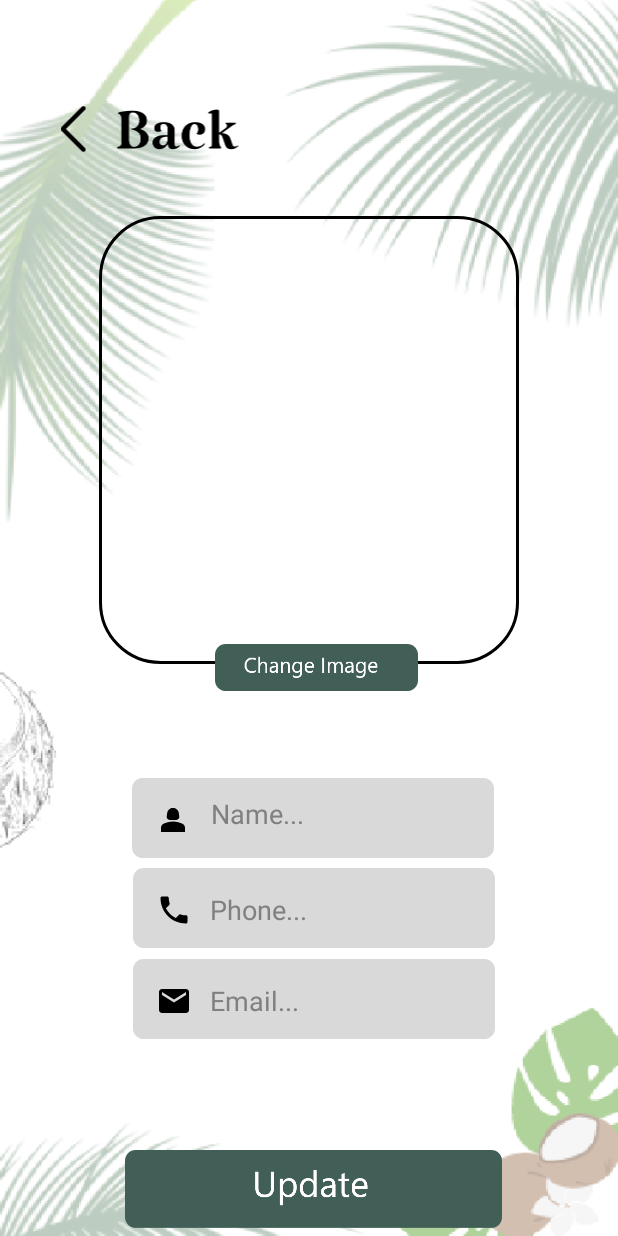
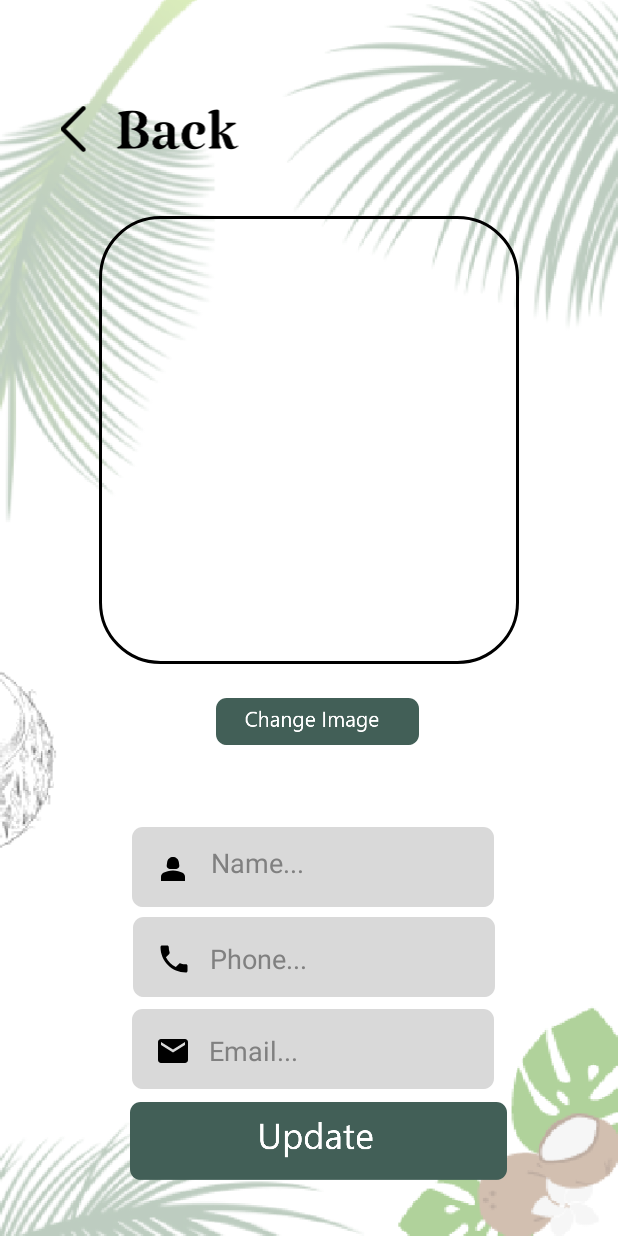
Before and after one commit to Selitha98/coconut-diseeases-identification-mobileapp, an Android app: the User_Edit screen opened directly, with no data from a screen before it, on a phone screen of 412 x 824 dp. Run offline under Robolectric (Android 15) with nearby library versions, the phone set to English and light mode, and no system bars; our stand-ins replace Firebase (no records; nobody signed in at launch, a user with empty details on screens opened directly); pictures from the network do not load.

Commit message:
Updated with Image

```diff
--- a/app/src/main/res/layout/activity_user_edit.xml
+++ b/app/src/main/res/layout/activity_user_edit.xml
@@ -47,26 +47,11 @@
 
         <ImageView
             android:id="@+id/updateUserImage"
-            android:layout_width="247dp"
-            android:layout_height="271dp"
+            android:layout_width="214dp"
+            android:layout_height="214dp"
             tools:srcCompat="@tools:sample/avatars" />
 
     </FrameLayout>
-
-    <ImageButton
-        android:id="@+id/imageButton12"
-        android:layout_width="185dp"
-        android:layout_height="wrap_content"
-        android:layout_alignParentStart="true"
-        android:layout_alignParentTop="true"
-        android:layout_alignParentEnd="true"
-        android:layout_alignParentBottom="true"
-        android:layout_marginStart="118dp"
-        android:layout_marginTop="429dp"
-        android:layout_marginEnd="108dp"
-        android:layout_marginBottom="363dp"
-        android:background="@null"
-        app:srcCompat="@drawable/change_image_btn" />
 
 
     <ImageView
@@ -78,18 +63,8 @@
         android:layout_alignParentBottom="true"
         android:layout_marginStart="81dp"
         android:layout_marginEnd="76dp"
-        android:layout_marginBottom="252dp"
+        android:layout_marginBottom="219dp"
         app:srcCompat="@drawable/bgfileds" />
-
-    <ImageView
-        android:id="@+id/imageView9"
-        android:layout_width="wrap_content"
-        android:layout_height="wrap_content"
-        android:layout_alignStart="@+id/imageView8"
-        android:layout_alignBottom="@+id/imageView8"
-        android:layout_marginStart="22dp"
-        android:layout_marginBottom="13dp"
-        app:srcCompat="@drawable/baseline_person_2_24" />
 
     <EditText
         android:id="@+id/updateUserName"
@@ -112,6 +87,28 @@
         android:textColorHint="#808080" />
 
     <ImageView
+        android:id="@+id/imageView9"
+        android:layout_width="wrap_content"
+        android:layout_height="wrap_content"
+        android:layout_alignStart="@+id/imageView8"
+        android:layout_alignBottom="@+id/imageView8"
+        android:layout_marginStart="22dp"
+        android:layout_marginBottom="13dp"
+        app:srcCompat="@drawable/baseline_person_2_24" />
+
+    <ImageView
+        android:id="@+id/imageView12"
+        android:layout_width="254dp"
+        android:layout_height="wrap_content"
+        android:layout_alignParentStart="true"
+        android:layout_alignParentEnd="true"
+        android:layout_alignParentBottom="true"
+        android:layout_marginStart="81dp"
+        android:layout_marginEnd="76dp"
+        android:layout_marginBottom="98dp"
+        app:srcCompat="@drawable/bgfileds" />
+
+    <ImageView
         android:id="@+id/imageView10"
         android:layout_width="254dp"
         android:layout_height="wrap_content"
@@ -120,7 +117,7 @@
         android:layout_alignParentBottom="true"
         android:layout_marginStart="82dp"
         android:layout_marginEnd="75dp"
-        android:layout_marginBottom="192dp"
+        android:layout_marginBottom="159dp"
         app:srcCompat="@drawable/bgfileds" />
 
     <EditText
@@ -153,28 +150,6 @@
         android:layout_marginBottom="13dp"
         app:srcCompat="@drawable/baseline_local_phone_24" />
 
-    <ImageView
-        android:id="@+id/imageView12"
-        android:layout_width="254dp"
-        android:layout_height="wrap_content"
-        android:layout_alignParentStart="true"
-        android:layout_alignParentEnd="true"
-        android:layout_alignParentBottom="true"
-        android:layout_marginStart="82dp"
-        android:layout_marginEnd="75dp"
-        android:layout_marginBottom="131dp"
-        app:srcCompat="@drawable/bgfileds" />
-
-    <ImageView
-        android:id="@+id/imageView13"
-        android:layout_width="wrap_content"
-        android:layout_height="wrap_content"
-        android:layout_alignStart="@+id/imageView12"
-        android:layout_alignBottom="@+id/imageView12"
-        android:layout_marginStart="22dp"
-        android:layout_marginBottom="13dp"
-        app:srcCompat="@drawable/baseline_email_24" />
-
     <TextView
         android:id="@+id/updateUserEmail"
         android:layout_width="181dp"
@@ -193,9 +168,18 @@
         android:hint="Email..."
         android:inputType="textEmailAddress"
         android:textColor="#000000"
-        android:textSize="18sp"
-        android:textColorHint="#808080" />
+        android:textColorHint="#808080"
+        android:textSize="18sp" />
 
+    <ImageView
+        android:id="@+id/imageView13"
+        android:layout_width="wrap_content"
+        android:layout_height="wrap_content"
+        android:layout_alignStart="@+id/imageView12"
+        android:layout_alignBottom="@+id/imageView12"
+        android:layout_marginStart="22dp"
+        android:layout_marginBottom="13dp"
+        app:srcCompat="@drawable/baseline_email_24" />
 
 
     <ImageButton
@@ -205,11 +189,26 @@
         android:layout_alignParentStart="true"
         android:layout_alignParentEnd="true"
         android:layout_alignParentBottom="true"
-        android:layout_marginStart="37dp"
-        android:layout_marginEnd="31dp"
-        android:layout_marginBottom="5dp"
+        android:layout_marginStart="40dp"
+        android:layout_marginEnd="28dp"
+        android:layout_marginBottom="37dp"
         android:background="@null"
         app:srcCompat="@drawable/update_btn" />
 
+    <ImageButton
+        android:id="@+id/imageUploadbtn"
+        android:layout_width="180dp"
+        android:layout_height="82dp"
+        android:layout_above="@+id/imageView8"
+        android:layout_alignParentStart="true"
+        android:layout_alignParentTop="true"
+        android:layout_alignParentEnd="true"
+        android:layout_marginStart="112dp"
+        android:layout_marginTop="417dp"
+        android:layout_marginEnd="101dp"
+        android:layout_marginBottom="7dp"
+        android:background="@null"
+        app:srcCompat="@drawable/change_image_btn" />
+
 
 </RelativeLayout>
```
Also changed, not shown: app/src/main/java/com/example/coco/Register.java (+19 -1 lines), app/src/main/java/com/example/coco/User_Account.java (+9 -1 lines), app/src/main/java/com/example/coco/User_Edit.java (+23 -6 lines), app/src/main/res/layout/activity_user_account.xml (+11 -12 lines), app/src/main/res/drawable/avatar.png (added).
